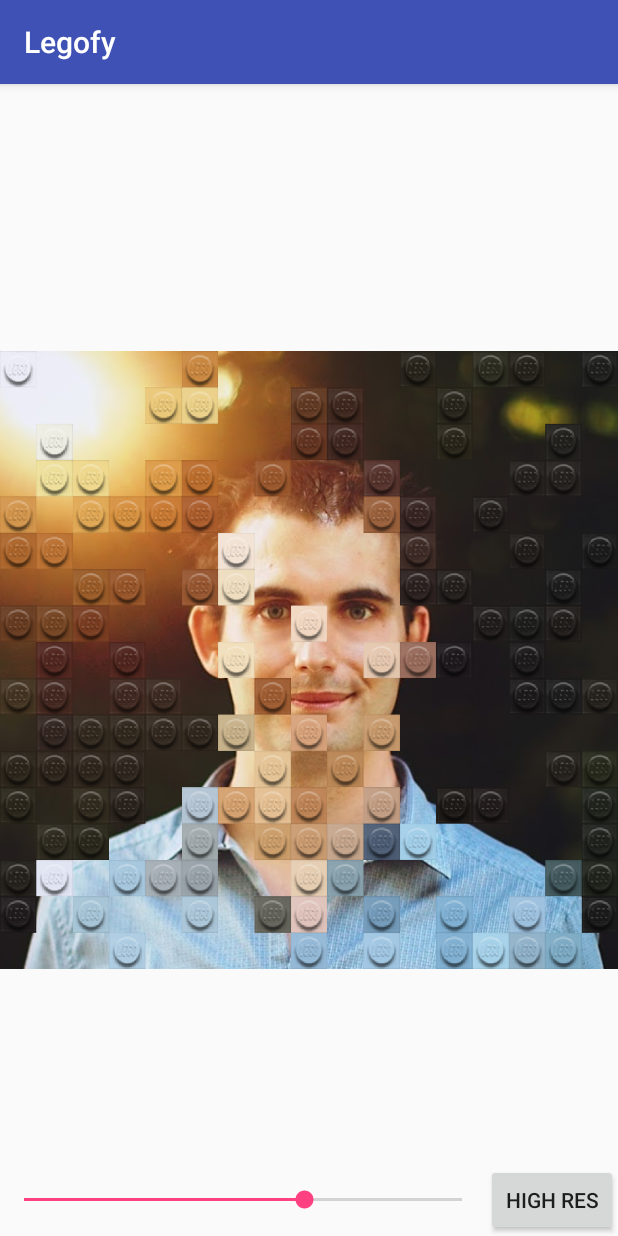
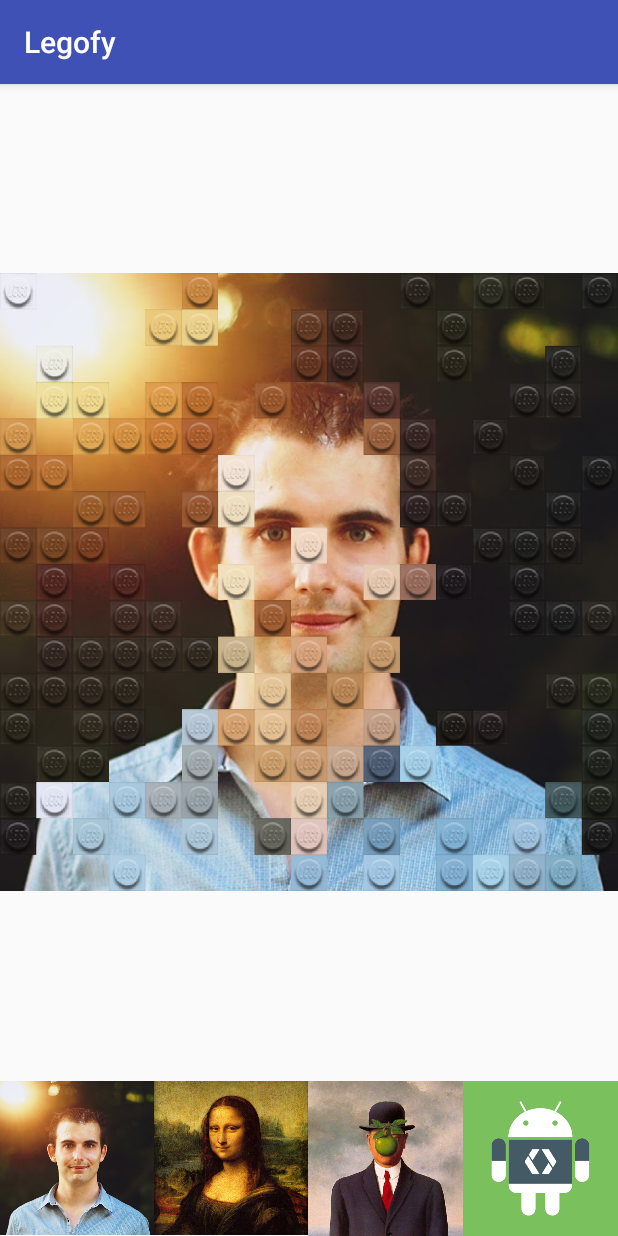
Before and after one commit to JeroenMols/Legofy, an Android app: the screen it shows after launch (MainActivity), on a phone screen of 412 x 824 dp. Run offline under Robolectric (Android 15) with nearby library versions, the phone set to English and light mode, and no system bars.

Commit message:
Added multiple images

```diff
--- a/app/src/main/java/com/jeroenmols/legofy/MainActivity.java
+++ b/app/src/main/java/com/jeroenmols/legofy/MainActivity.java
@@ -3,6 +3,8 @@ package com.jeroenmols.legofy;
 import android.graphics.Bitmap;
 import android.graphics.BitmapFactory;
 import android.os.Bundle;
+import android.support.annotation.DrawableRes;
+import android.support.annotation.IdRes;
 import android.support.v7.app.AppCompatActivity;
 import android.view.View;
 import android.widget.Button;
@@ -56,8 +58,27 @@ public class MainActivity extends AppCompatActivity {
         });
 
 //        image.setImageBitmap(BitmapFactory.decodeResource(getResources(), R.drawable.profile_picture));
-        EffectDrawable customDrawable = new EffectDrawable(BitmapFactory.decodeResource(getResources(), R.drawable.profile_picture));
-        image.setImageDrawable(customDrawable);
+
+        addImageClickListener(R.id.imageview_profile, R.drawable.profile_picture);
+        addImageClickListener(R.id.imageview_monalise, R.drawable.mona_lisa);
+        addImageClickListener(R.id.imageview_magritte, R.drawable.magritte);
+        addImageClickListener(R.id.imageview_android, R.drawable.android);
+
+        setImageResource(R.drawable.profile_picture);
+    }
+
+    private void addImageClickListener(@IdRes int viewId, @DrawableRes final int drawable) {
+        findViewById(viewId).setOnClickListener(new View.OnClickListener() {
+            @Override
+            public void onClick(View v) {
+                setImageResource(drawable);
+            }
+        });
+    }
+
+    private void setImageResource(@DrawableRes int image) {
+        EffectDrawable customDrawable = new EffectDrawable(BitmapFactory.decodeResource(getResources(), image));
+        this.image.setImageDrawable(customDrawable);
         customDrawable.applyEffect(new LegofyEffect(getResources(), 64, 300));
     }
 }
--- a/app/src/main/res/layout/activity_main.xml
+++ b/app/src/main/res/layout/activity_main.xml
@@ -8,7 +8,8 @@
     <ImageView
         android:id="@+id/imageview_main"
         android:layout_width="match_parent"
-        android:layout_height="match_parent" />
+        android:layout_height="match_parent"
+        android:layout_above="@+id/linearlayout_images" />
 
     <Button
         android:id="@+id/button_main_highres"
@@ -16,7 +17,8 @@
         android:layout_height="wrap_content"
         android:layout_alignParentBottom="true"
         android:layout_alignParentRight="true"
-        android:text="High res" />
+        android:text="High res"
+        android:visibility="gone" />
 
     <SeekBar
         android:id="@+id/seekbar_main_bricksize"
@@ -24,6 +26,47 @@
         android:layout_height="wrap_content"
         android:layout_alignParentBottom="true"
         android:layout_alignTop="@id/button_main_highres"
-        android:layout_toLeftOf="@id/button_main_highres" />
+        android:layout_toLeftOf="@id/button_main_highres"
+        android:visibility="gone" />
+
+    <LinearLayout
+        android:id="@+id/linearlayout_images"
+        android:layout_width="match_parent"
+        android:layout_height="wrap_content"
+        android:layout_alignParentBottom="true"
+        android:orientation="horizontal">
+
+        <ImageView
+            android:id="@+id/imageview_profile"
+            android:layout_width="0dp"
+            android:layout_height="wrap_content"
+            android:layout_weight="1"
+            android:adjustViewBounds="true"
+            android:src="@drawable/profile_picture" />
+
+        <ImageView
+            android:id="@+id/imageview_monalise"
+            android:layout_width="0dp"
+            android:layout_height="wrap_content"
+            android:layout_weight="1"
+            android:adjustViewBounds="true"
+            android:src="@drawable/mona_lisa" />
+
+        <ImageView
+            android:id="@+id/imageview_magritte"
+            android:layout_width="0dp"
+            android:layout_height="wrap_content"
+            android:layout_weight="1"
+            android:adjustViewBounds="true"
+            android:src="@drawable/magritte" />
+
+        <ImageView
+            android:id="@+id/imageview_android"
+            android:layout_width="0dp"
+            android:layout_height="wrap_content"
+            android:layout_weight="1"
+            android:adjustViewBounds="true"
+            android:src="@drawable/android" />
+    </LinearLayout>
 
 </RelativeLayout>
```
